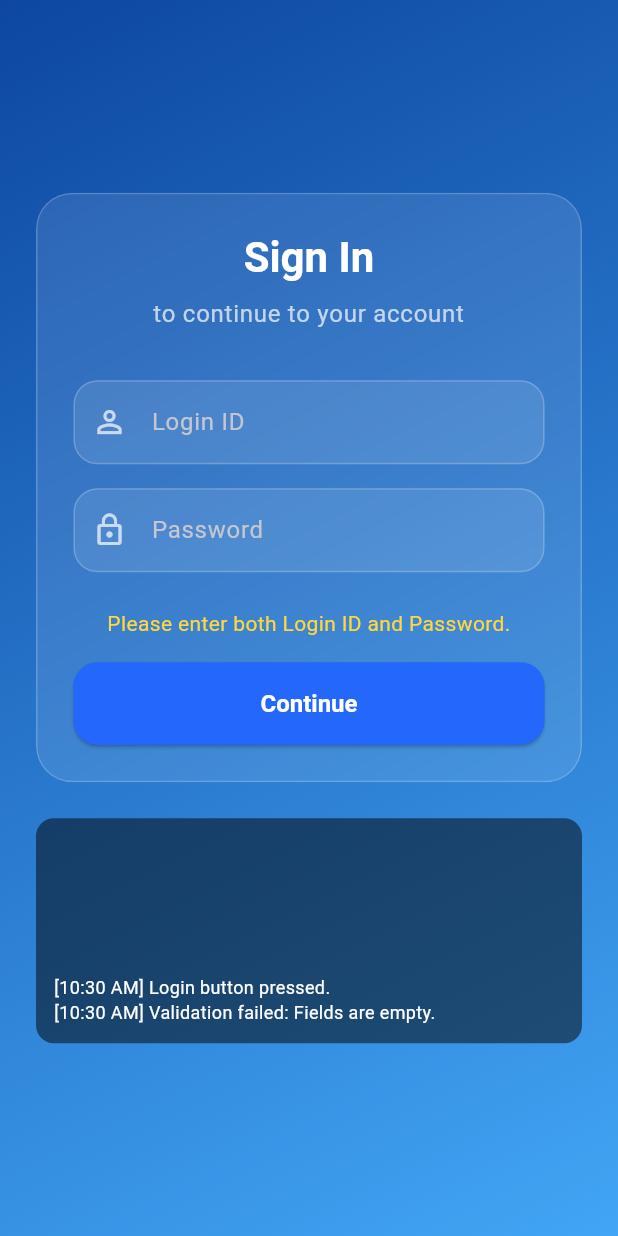
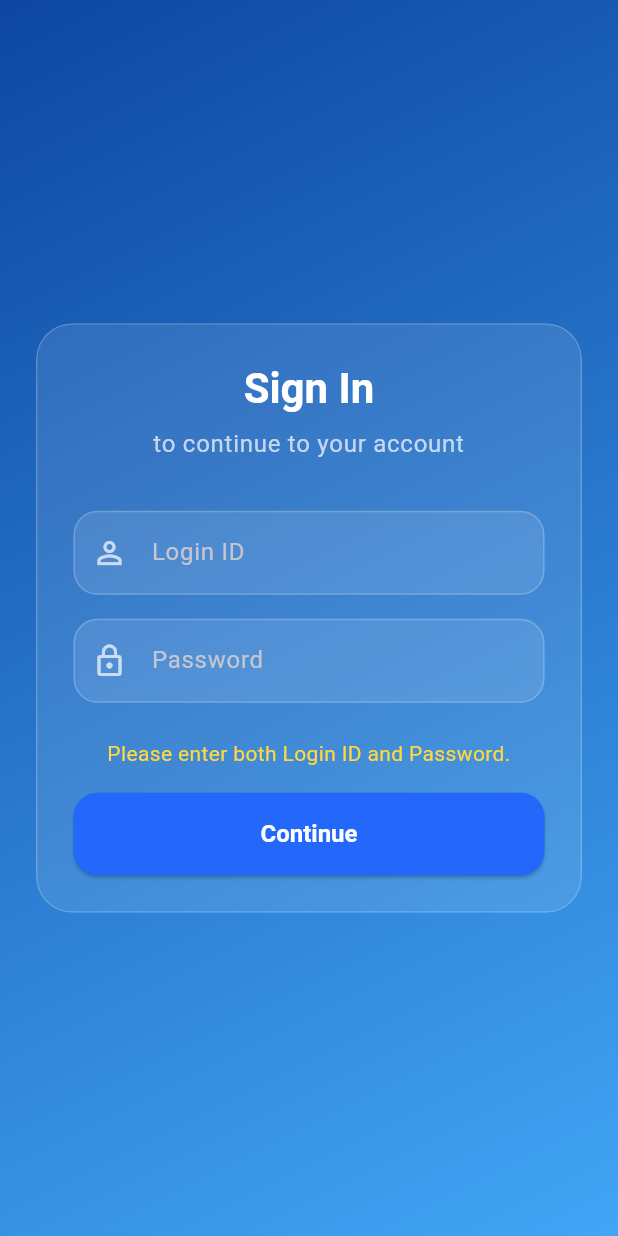
Before and after one commit to habibieebhy/assetarchiverflutter, a Flutter app: the LoginScreen screen opened by its route, after a tap on "Continue", on a phone screen of 412 x 824 dp. Run offline on Flutter 3.47's test engine with Material 3 defaults, Android fonts, the phone set to English and light mode, and no system bars; drawn by our look-alikes of flutter_animate; our stand-ins replace fl_chart, flutter_dotenv, flutter_local_notifications, flutter_secure_storage, flutter_slidable, geolocator and 6 more; missing offline and left inert: flutter_radar, maplibre_gl, polyline_codec; accounts and stored records are empty.

Commit message:
FIXED JOURNEY AND PJP SCREEN ARROW AND REMOVED ON SCREEN DEBUG LOGS FROM login screen

```diff
--- a/lib/screens/auth/login_screen.dart
+++ b/lib/screens/auth/login_screen.dart
@@ -3,7 +3,7 @@ import 'package:assetarchiverflutter/models/employee_model.dart';
 import 'package:assetarchiverflutter/api/auth_service.dart';
 import 'package:flutter/material.dart';
 import 'package:flutter_animate/flutter_animate.dart';
-import 'dart:developer' as dev;
+import 'dart:developer' as dev; // Still useful for actual debug console
 
 class LoginScreen extends StatefulWidget {
   const LoginScreen({super.key});
@@ -19,19 +19,10 @@ class _LoginScreenState extends State<LoginScreen> {
   bool _isLoading = false;
   String? _errorMessage;
 
-  // --- NEW: On-screen logger ---
-  final List<String> _debugLogs = [];
-
-  // Helper to log messages to the screen and the debug console simultaneously
-  void _log(String message) {
-    // Also log to the actual debug console just in case
-    dev.log(message, name: 'LoginScreen');
-    // Add to our on-screen list and refresh the UI
-    setState(() {
-      _debugLogs.insert(0, '[${TimeOfDay.now().format(context)}] $message');
-    });
-  }
-  // --- END NEW ---
+  // --- REMOVED: No more on-screen debug logs ---
+  // The List<String> _debugLogs = []; and _log() function definition are removed.
+  // The calls to _log() within the _handleLogin() function will now refer
+  // to a simple debugPrint, as originally intended for a production build.
 
   @override
   void dispose() {
@@ -41,14 +32,15 @@ class _LoginScreenState extends State<LoginScreen> {
   }
 
   Future<void> _handleLogin() async {
-    _log('Login button pressed.');
+    // Reverted to simple debugPrint or removed logging calls for production
+    dev.log('Login button pressed.', name: 'LoginScreen');
     FocusScope.of(context).unfocus();
 
     final loginId = _loginIdController.text.trim();
     final password = _passwordController.text;
 
     if (loginId.isEmpty || password.isEmpty) {
-      _log('Validation failed: Fields are empty.');
+      dev.log('Validation failed: Fields are empty.', name: 'LoginScreen');
       setState(() {
         _errorMessage = 'Please enter both Login ID and Password.';
       });
@@ -61,22 +53,22 @@ class _LoginScreenState extends State<LoginScreen> {
     });
 
     try {
-      _log('Calling AuthService.login...');
+      dev.log('Calling AuthService.login...', name: 'LoginScreen');
       final Employee employee = await AuthService().login(loginId, password);
 
       if (!mounted) {
-        _log('Login successful, but widget is no longer mounted.');
+        dev.log('Login successful, but widget is no longer mounted.', name: 'LoginScreen');
         return;
       }
 
-      _log('Login success! Navigating to /home.');
+      dev.log('Login success! Navigating to /home.', name: 'LoginScreen');
       Navigator.of(context).pushNamedAndRemoveUntil(
         '/home',
         (route) => false,
         arguments: employee,
       );
     } catch (e) {
-      _log('Login failed with error: ${e.toString()}');
+      dev.log('Login failed with error: ${e.toString()}', name: 'LoginScreen');
       if (!mounted) return;
       final msg = e.toString().replaceFirst('Exception: ', '');
       setState(() => _errorMessage = msg);
@@ -127,9 +119,21 @@ class _LoginScreenState extends State<LoginScreen> {
                           const SizedBox(height: 8),
                           Text('to continue to your account', textAlign: TextAlign.center, style: textTheme.bodyLarge?.copyWith(color: Colors.white.withAlpha(179))),
                           const SizedBox(height: 32),
-                          TextField(controller: _loginIdController, decoration: const InputDecoration(labelText: 'Login ID', prefixIcon: Icon(Icons.person_outline)), keyboardType: TextInputType.text, textInputAction: TextInputAction.next),
+                          TextField(
+                            controller: _loginIdController,
+                            decoration: const InputDecoration(labelText: 'Login ID', prefixIcon: Icon(Icons.person_outline)),
+                            keyboardType: TextInputType.text,
+                            textInputAction: TextInputAction.next,
+                            style: const TextStyle(color: Colors.white), // Ensures text color is white
+                          ),
                           const SizedBox(height: 16),
-                          TextField(controller: _passwordController, decoration: const InputDecoration(labelText: 'Password', prefixIcon: Icon(Icons.lock_outline)), obscureText: true, onSubmitted: (_) => _handleLogin()),
+                          TextField(
+                            controller: _passwordController,
+                            decoration: const InputDecoration(labelText: 'Password', prefixIcon: Icon(Icons.lock_outline)),
+                            obscureText: true,
+                            onSubmitted: (_) => _handleLogin(),
+                            style: const TextStyle(color: Colors.white), // Ensures text color is white
+                          ),
                           const SizedBox(height: 24),
                           if (_errorMessage != null)
                             Padding(
@@ -137,7 +141,7 @@ class _LoginScreenState extends State<LoginScreen> {
                               child: Text(_errorMessage!, textAlign: TextAlign.center, style: const TextStyle(color: Colors.amberAccent)),
                             ),
                           _isLoading
-                              ? const Center(child: CircularProgressIndicator())
+                              ? const Center(child: CircularProgressIndicator(color: Colors.white))
                               : ElevatedButton(onPressed: _handleLogin, child: const Text('Continue')),
                         ],
                       ),
@@ -145,27 +149,8 @@ class _LoginScreenState extends State<LoginScreen> {
                   ),
                 ).animate().fadeIn(duration: 500.ms).scale(begin: const Offset(0.9, 0.9)),
 
-                // --- NEW: On-screen log viewer ---
-                if (_debugLogs.isNotEmpty)
-                  Container(
-                    margin: const EdgeInsets.only(top: 24),
-                    padding: const EdgeInsets.all(12),
-                    height: 150,
-                    decoration: BoxDecoration(
-                      color: Colors.black.withOpacity(0.5),
-                      borderRadius: BorderRadius.circular(12),
-                    ),
-                    child: ListView.builder(
-                      reverse: true,
-                      itemCount: _debugLogs.length,
-                      itemBuilder: (context, index) {
-                        return Text(
-                          _debugLogs[index],
-                          style: const TextStyle(color: Colors.white, fontSize: 12),
-                        );
-                      },
-                    ),
-                  ),
+                // --- REMOVED: No more on-screen log viewer ---
+                // The entire Container for _debugLogs is removed from the widget tree.
               ],
             ),
           ),
--- a/lib/screens/employee_management/employee_pjp_screen.dart
+++ b/lib/screens/employee_management/employee_pjp_screen.dart
@@ -206,7 +206,7 @@ class _PjpCard extends StatelessWidget {
             ),
           ),
           const SizedBox(width: 16),
-          const Icon(Icons.keyboard_arrow_left, color: Colors.white70, size: 30),
+          const Icon(Icons.keyboard_arrow_right, color: Colors.white70, size: 30),
         ],
       ),
     );
--- a/pubspec.yaml
+++ b/pubspec.yaml
@@ -1,7 +1,7 @@
 name: assetarchiverflutter
 description: "A new Flutter project."
 publish_to: 'none'
-version: 0.1.0
+version: 1.0.3
 
 environment:
   sdk: ^3.9.2
```
Also changed, not shown: lib/screens/employee_management/employee_journey_screen.dart (+58 -69 lines), lib/screens/nav_screen.dart (+63 -42 lines).
